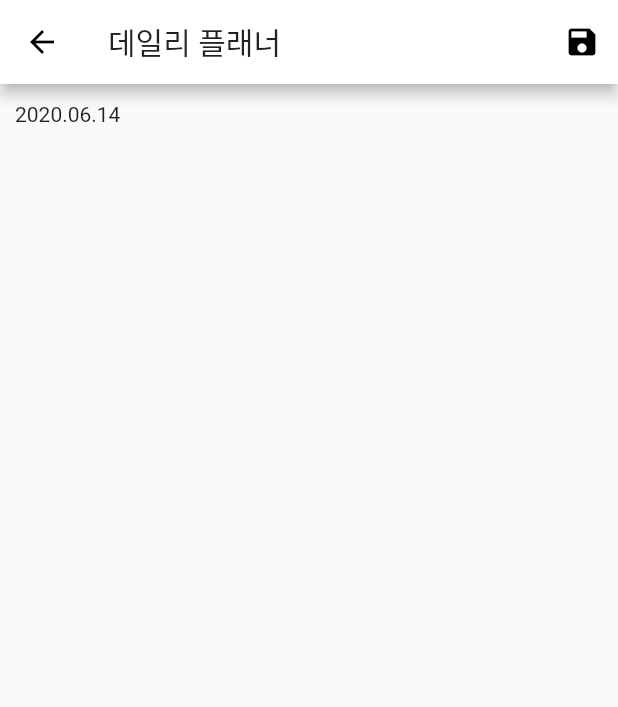
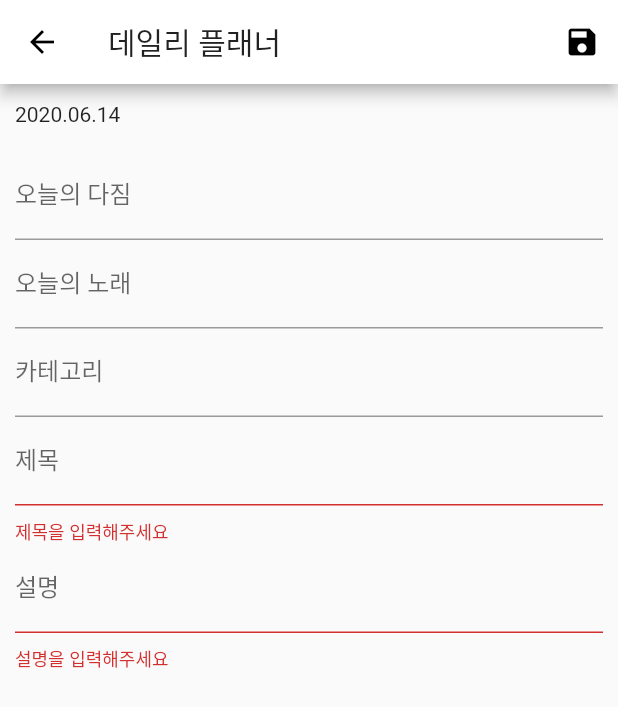
Before and after one commit to tkdqjaos999/daily_planner, a Flutter app: the PlannerDetailScreen screen opened by its route, after a tap on the "save" icon, on a phone screen of 412 x 824 dp. Shown: the top 707 px of the screen. Run offline on Flutter 3.47's test engine with Material 2 defaults, Android fonts, the phone set to English and light mode, and no system bars.

Commit message:
[3] Updated: screens

```diff
--- a/lib/models/date.dart
+++ b/lib/models/date.dart
@@ -11,7 +11,7 @@ class Date {
   Date({
     @required this.date,
     @required this.plans,
-    @required this.todayMusic,
-    @required this.todaySentence,
+    this.todayMusic = '',
+    this.todaySentence = '',
   });
 }
--- a/lib/providers/dates.dart
+++ b/lib/providers/dates.dart
@@ -10,6 +10,11 @@ class Dates with ChangeNotifier {
         date: DateTime.now(),
         plans: [
           Plan(title: '유데미 강의 245강', description: '유저 인증과 로그인'),
+          Plan(title: '유데미 강의 246강', description: '유저 인증과 로그인'),
+          Plan(title: '유데미 강의 247강', description: '유저 인증과 로그인'),
+          Plan(title: '유데미 강의 248강', description: '유저 인증과 로그인'),
+          Plan(title: '유데미 강의 249강', description: '유저 인증과 로그인'),
+
         ],
         todayMusic: '[슬기로운 의사생활 OST Part 6] 곽진언 - 시청 앞 지하철 역에서',
         todaySentence: '오늘은 더 힘차게!!!'),
--- a/lib/screens/planner_detail_screen.dart
+++ b/lib/screens/planner_detail_screen.dart
@@ -1,8 +1,39 @@
 import 'package:flutter/material.dart';
 import 'package:intl/intl.dart';
 
-class PlannerDetailScreen extends StatelessWidget {
+class PlannerDetailScreen extends StatefulWidget {
   static const routeName = '/planner-detail';
+
+  @override
+  _PlannerDetailScreenState createState() => _PlannerDetailScreenState();
+}
+
+class _PlannerDetailScreenState extends State<PlannerDetailScreen> {
+  GlobalKey<FormState> _formKey = GlobalKey<FormState>();
+  DateTime _today = DateTime.now();
+  final _sentenceFocusNode = FocusNode();
+  final _musicFocusNode = FocusNode();
+  final _categoryFocusNode = FocusNode();
+  final _titleFocusNode = FocusNode();
+  final _descriptionFocusNode = FocusNode();
+
+  @override
+  void dispose() {
+    _sentenceFocusNode.dispose();
+    _musicFocusNode.dispose();
+    _sentenceFocusNode.dispose();
+    _categoryFocusNode.dispose();
+    _titleFocusNode.dispose();
+    _descriptionFocusNode.dispose();
+    super.dispose();
+  }
+
+  void _saveForm() {
+    if (!_formKey.currentState.validate()) {
+      return ;
+    }
+    _formKey.currentState.save();
+  }
 
   @override
   Widget build(BuildContext context) {
@@ -10,31 +41,109 @@ class PlannerDetailScreen extends StatelessWidget {
         appBar: AppBar(
           title: Text('데일리 플래너'),
           actions: <Widget>[
-            IconButton(icon: Icon(Icons.save), onPressed: () {})
+            IconButton(icon: Icon(Icons.save), onPressed: _saveForm)
           ],
         ),
-        body: Column(
+        body: SingleChildScrollView(
+          child: Column(
             children: <Widget>[
               InkWell(
                   onTap: () async {
-                  await showDatePicker(
+                    final response = await showDatePicker(
                       context: context,
-                    initialDate: DateTime.now(),
+                      initialDate: _today,
                       firstDate: DateTime.parse('2019-01-01'),
                       lastDate: DateTime.now().add(Duration(days: 7)));
+                    setState(() {
+                      _today = response;
+                    });
                     },
                   child: Padding(
-                  padding: const EdgeInsets.symmetric(horizontal: 10, vertical: 5),
+                    padding:
+                        const EdgeInsets.symmetric(horizontal: 10, vertical: 5),
                     child: Container(
                       height: 30,
                       width: double.infinity,
                       alignment: Alignment.centerLeft,
-                    child: Text(DateFormat('yyyy.MM.dd').format(DateTime.now()),
+                      child: Text(
+                        DateFormat('yyyy.MM.dd').format(_today),
                       ),
                     ),
-                )
+                  )),
+              Padding(
+                padding: const EdgeInsets.symmetric(horizontal: 10, vertical: 5),
+                child: Container(
+                  height: 500,
+                  child: Form(
+                    key: _formKey,
+                    child: ListView(
+                      children: <Widget>[
+                        TextFormField(
+                          keyboardType: TextInputType.text,
+                          textInputAction: TextInputAction.next,
+                          decoration: InputDecoration(
+                            labelText: '오늘의 다짐',
+                          ),
+                          onFieldSubmitted: (_) {
+                            FocusScope.of(context).requestFocus(_musicFocusNode);
+                          },
+                        ),
+                        TextFormField(
+                          keyboardType: TextInputType.text,
+                          textInputAction: TextInputAction.next,
+                          decoration: InputDecoration(
+                            labelText: '오늘의 노래'
+                          ),
+                          onFieldSubmitted: (_) {
+                            FocusScope.of(context).requestFocus(_categoryFocusNode);
+                          },
+                        ),
+                        TextFormField(
+                          keyboardType: TextInputType.text,
+                          textInputAction: TextInputAction.next,
+                          decoration: InputDecoration(
+                              labelText: '카테고리'
+                          ),
+                          onFieldSubmitted: (_) {
+                            FocusScope.of(context).requestFocus(_titleFocusNode);
+                          },
+                        ),
+                        TextFormField(
+                          keyboardType: TextInputType.text,
+                          textInputAction: TextInputAction.next,
+                          decoration: InputDecoration(
+                            labelText: '제목'
+                          ),
+                          onFieldSubmitted: (_) {
+                            FocusScope.of(context).requestFocus(_descriptionFocusNode);
+                          },
+                          validator: (value) {
+                            if (value.isEmpty || value.length > 15) {
+                              return '제목을 입력해주세요';
+                            }
+                            return null;
+                          },
+                        ),
+                        TextFormField(
+                          keyboardType: TextInputType.multiline,
+                          maxLines: null,
+                          decoration: InputDecoration(
+                            labelText: '설명'
+                          ),
+                          onFieldSubmitted: (_) => _saveForm,
+                          validator: (value) {
+                            if (value.isEmpty) {
+                              return '설명을 입력해주세요';
+                            }
+                            return null;
+                          },
+                        ),
+                      ],
+                  )),
+                ),
               )
             ],
+          ),
         )
     );
   }
--- a/lib/widgets/plan_item.dart
+++ b/lib/widgets/plan_item.dart
@@ -5,17 +5,17 @@ import '../providers/plan.dart';
 
 class PlanItem extends StatelessWidget {
 
+
   @override
   Widget build(BuildContext context) {
     final plan = Provider.of<Plan>(context);
     return Container(
-      color: plan.isCompleted ? Colors.grey.withOpacity(0.3) : Colors.grey,
+      color: plan.isCompleted ? Colors.grey.withOpacity(0.3) : Colors.white,
       child: ListTile(
         leading: Text(plan.category),
         trailing: Checkbox(
             value: plan.isCompleted,
             onChanged: (_) {
-
               plan.toggleIsCompleted();
             },
           activeColor: Colors.black12,
```
Lines whose indentation alone changed are shown as unchanged.
